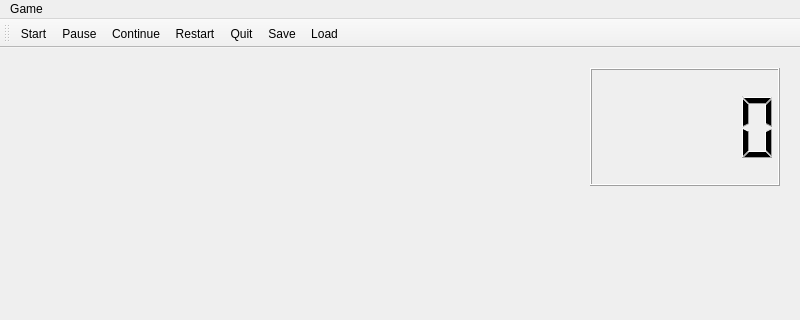
This is snake.ui in Bruce-Ch/Snake as Qt 5 draws it before an edit; both pictures show x 0 to 800 and y 0 to 320 of the 800 by 600 pixel window. The edited form follows.
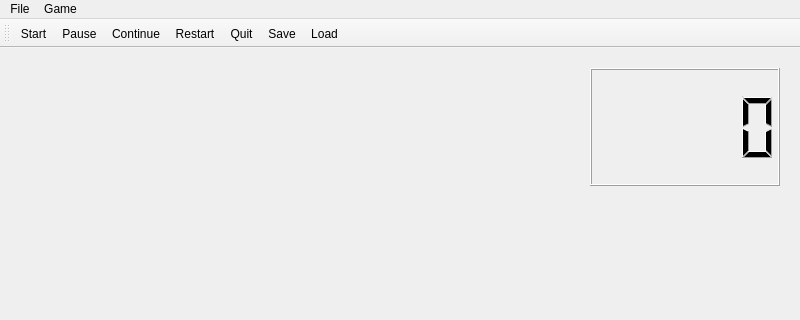
This is the edited form. Icons and pictures are not drawn.

Commit message: feat: 调整了菜单栏的分布

Patch:
```diff
--- a/snake.ui
+++ b/snake.ui
@@ -150,10 +150,14 @@
     <addaction name="actionPause"/>
     <addaction name="actionContinue"/>
     <addaction name="actionRestart"/>
-    <addaction name="actionQuit"/>
-    <addaction name="actionSave"/>
+   </widget>
+   <widget class="QMenu" name="menuFile">
+    <property name="title">
+     <string>File</string>
+    </property>
     <addaction name="actionLoad"/>
    </widget>
+   <addaction name="menuFile"/>
    <addaction name="menuSnake"/>
   </widget>
   <widget class="QStatusBar" name="statusbar"/>
```
Left out of the diff: 2 changed lines with no effect on the pictures.
